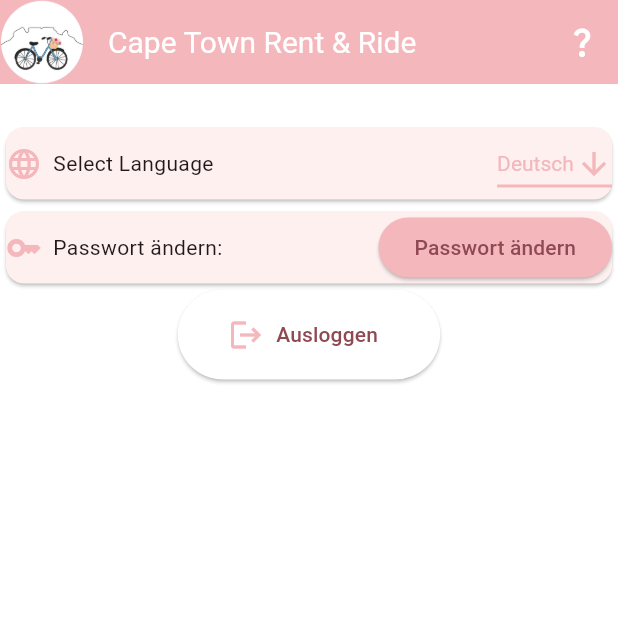
After one commit to Noraminzkeks/VS_capetownrr, a Flutter app: the screen it shows after launch, after a tap on the "settings" icon, on a phone screen of 412 x 824 dp, the top half of it. The commit adds this screen. Run offline on Flutter 3.47's test engine with Material 2 defaults, Android fonts, the phone set to English and light mode, and no system bars.

Commit message:
- seetings file added - added language dropdown - added change password button - added log out button

```diff
--- a/lib/main.dart
+++ b/lib/main.dart
@@ -1,3 +1,4 @@
+import 'package:caperr/settings.dart';
 import 'package:flutter/material.dart';
 
 void main() {
@@ -58,20 +59,30 @@ class _MyHomePageState extends State<MyHomePage> {
   Widget build(BuildContext context) {
     // Absolutes Grundgerüst
     return Scaffold(
-        appBar: AppBar
-          (
+        appBar: AppBar(
             backgroundColor: const Color(0xFFF3B7BC),
+            title: Text('Cape Town Rent & Ride',
+              style: TextStyle(
+                color: Colors.white,
+                fontSize: 20
+              ),
+            ),
+            leading: Image.asset('assets/images/CapeTownRentRide.jpg',fit: BoxFit.contain,height: 30),
 
-            title: Row
-              (
-              mainAxisAlignment: MainAxisAlignment.start,
-              children:
-              [
-                Image.asset('assets/images/CapeTownRentRide.jpg',fit: BoxFit.contain,height: 30,),
-                Container(padding: const EdgeInsets.all(20.0), child: Text('Cape Town Rent & Ride'))
-              ],
-            )
+          actions: <Widget>[
+            IconButton(
+              icon: const Icon(Icons.settings, color: Colors.white),
+              onPressed: () {
+                Navigator.push(
+                  context,
+                  MaterialPageRoute(builder: (context) => const Settings()),
+                );
+              },
+            ),
+          ],
+
         ),
+
       body: SingleChildScrollView(
         child: Column(
           mainAxisAlignment: MainAxisAlignment.start,
--- /dev/null
+++ b/lib/settings.dart
@@ -0,0 +1,207 @@
+import 'package:flutter/material.dart';
+
+
+const List<String> list = <String>['Deutsch', 'Englisch', 'Afrikans'];
+
+class DropdownButtonExample extends StatefulWidget {
+  const DropdownButtonExample({super.key});
+
+  @override
+  State<DropdownButtonExample> createState() => _DropdownButtonExampleState();
+}
+
+class _DropdownButtonExampleState extends State<DropdownButtonExample> {
+  String dropdownValue = list.first;
+
+  @override
+  Widget build(BuildContext context) {
+    return DropdownButton<String>(
+      value: dropdownValue,
+      icon: const Icon(
+        Icons.arrow_downward,
+        color: Color(0xfff3b7bc),
+      ),
+      elevation: 16,
+      style: const TextStyle(color: Color(0xfff3b7bc)),
+      underline: Container(
+        height: 2,
+        color: Color(0xfff3b7bc),
+      ),
+      onChanged: (String? value) {
+        // This is called when the user selects an item.
+        setState(() {
+          dropdownValue = value!;
+        });
+      },
+      items: list.map<DropdownMenuItem<String>>((String value) {
+        return DropdownMenuItem<String>(
+          value: value,
+          child: Text(value),
+        );
+      }).toList(),
+    );
+  }
+}
+
+class MyApp extends StatelessWidget {
+  const MyApp({super.key});
+
+  @override
+  Widget build(BuildContext context) {
+    return MaterialApp(
+      title: 'Cape Town Rent & Ride',
+      theme: ThemeData(
+        colorScheme: ColorScheme.fromSeed(seedColor: const Color(0xFFF3B7BC)),
+        scaffoldBackgroundColor: const Color(0xFFFFFFFF),
+        useMaterial3: true,
+      ),
+      home: const Settings (),
+    );
+  }
+}
+
+class Settings extends StatefulWidget {
+  const Settings({super.key});
+
+
+  @override
+  State<Settings> createState() => _SettingsState();
+}
+class _SettingsState extends State<Settings> {
+  @override
+  Widget build(BuildContext context) {
+    return Scaffold(
+      appBar: AppBar(
+        backgroundColor: const Color(0xFFF3B7BC),
+        title: Text('Cape Town Rent & Ride',
+          style: TextStyle(
+              color: Colors.white,
+              fontSize: 20
+          ),
+        ),
+        leading: Image.asset('assets/images/CapeTownRentRide.jpg',fit: BoxFit.contain,height: 30),
+
+        actions: <Widget>[
+          IconButton(
+            icon: const Icon(Icons.question_mark_outlined, color: Colors.white),
+            onPressed: () {showDialog(context: context, builder: (context) => AlertDialog(
+                title: Text('Hilfe'),
+                content: Text('Hier kannst du grundlegende Einstellungen ändern!'),
+                actions: [
+                  TextButton(onPressed: () => Navigator.pop(context), child: Text('OK')),]
+            ),
+            );
+            },
+          ),
+        ],
+      ),
+
+        body: SingleChildScrollView(
+          child: Column(
+            mainAxisAlignment: MainAxisAlignment.center,
+            children: <Widget>[
+
+              const SizedBox(height:25),
+
+              Card(
+                child: Row(
+                  children: <Widget>[
+                    Icon(
+                      Icons.language,
+                      color: Color(0xfff3b7bc),
+                    ),
+                    Text('  Select Language'),
+                    Spacer(),
+                    DropdownButtonExample(),
+                  ],
+                ),
+              ),
+
+              Card(
+                child: Row(
+                  children: <Widget>[
+
+                    Icon(
+                      Icons.key,
+                      color: Color(0xfff3b7bc),
+                    ),
+                    Text('  Passwort ändern:'),
+
+                    Spacer(),
+
+                    ElevatedButton(
+
+                      style: const ButtonStyle(
+                        backgroundColor: MaterialStatePropertyAll(Color(0xfff3b7bc)
+                        ),
+                      ),
+
+                      onPressed: (){
+                        showDialog(
+                          context: context,
+                          builder: (BuildContext context) => AlertDialog(
+                            title: const Text('Passwort ändern'),
+                            content: const TextField(
+                              obscureText: true,
+                              decoration: InputDecoration(
+                                border: OutlineInputBorder(),
+                                labelText: 'Neues Passwort',
+                              ),
+                            ),
+
+                            actions: <Widget>[
+                              TextButton(
+                                onPressed: () => Navigator.pop(context, 'Abbrechen'),
+                                child: const Text('Abbrechen'),
+                              ),
+                              TextButton(
+                                onPressed: () => Navigator.pop(context, 'OK'),
+                                child: const Text('OK'),
+                              ),
+                            ],
+                          ),
+                        );
+                      },
+                      child: Text('Passwort ändern'),
+                    ),
+                  ],
+                ),
+              ),
+
+
+
+                    ElevatedButton.icon(   // <-- ElevatedButton
+                      onPressed: () {
+
+                        showDialog(
+                          context: context,
+                          builder: (BuildContext context) => AlertDialog(
+                            title: const Text('Erfolgreich ausgeloggt.'),
+                            actions: <Widget>[
+                              TextButton(
+                                onPressed: () => Navigator.pop(context, 'Erfolgreich ausgeloggt.'),
+                                child: const Text('OK'),
+                              ),
+                            ],
+                          ),
+                        );
+                      },
+                      icon: const Icon(
+                        Icons.logout,
+                        color: Color(0xfff3b7bc),
+                        size: 24.0,
+                      ),
+                      label: const Text('Ausloggen'),
+                      style: ElevatedButton.styleFrom(
+                        primary: Colors.white,
+                        minimumSize: const Size(175, 60),
+                      ),
+                    ),
+
+                  ],
+          ),
+        ),
+
+    );
+  }
+}
```
